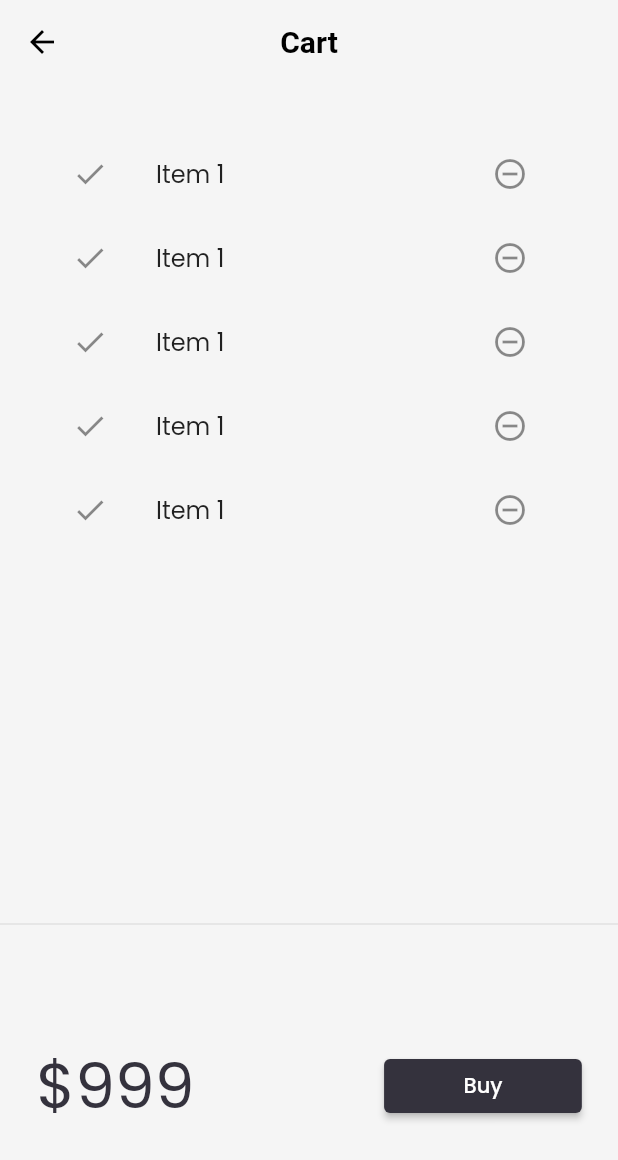
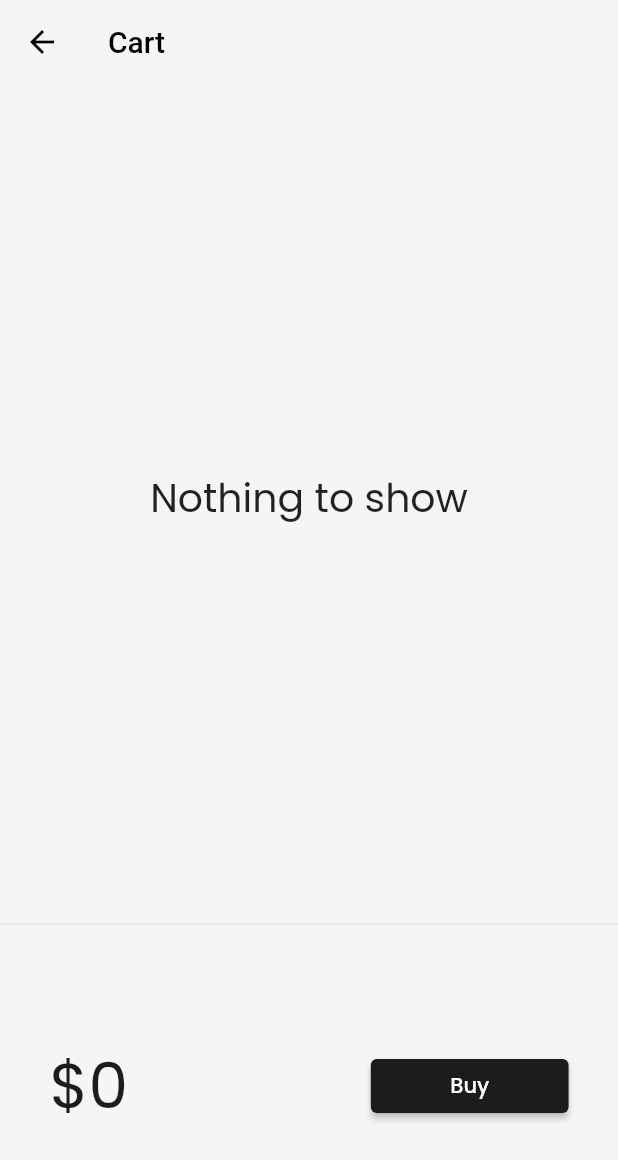
Before and after one commit to xanyl/flutter_category_app, a Flutter app: the CartPage screen opened by its route, on a phone screen of 412 x 824 dp. Shown: the top 1160 px of the screen. Run offline on Flutter 3.47's test engine with Material 2 defaults, Android fonts, the phone set to English and light mode, and no system bars; drawn by our look-alikes of velocity_x; our stand-ins replace google_fonts; missing offline and left inert: dart:ffi; network calls fail.

Commit message:
Day 15 completed

```diff
--- /dev/null
+++ b/lib/core/store.dart
@@ -0,0 +1,14 @@
+import 'package:velocity_x/velocity_x.dart';
+import 'package:flutter_application_1/models/cart.dart';
+import 'package:flutter_application_1/models/catalog.dart';
+
+class MyStore extends VxStore {
+  late CatalogModel catalog;
+  late CartModel cart;
+
+  MyStore() {
+    catalog = CatalogModel();
+    cart = CartModel();
+    cart.catalog = catalog;
+  }
+}
--- a/lib/models/cart.dart
+++ b/lib/models/cart.dart
@@ -1,6 +1,6 @@
-import 'package:flutter/cupertino.dart';
+import 'package:flutter_application_1/core/store.dart';
 import 'package:flutter_application_1/models/catalog.dart';
-import 'package:flutter_application_1/widgets/home_widgets/catalog_header.dart';
+import 'package:velocity_x/velocity_x.dart';
 
 class CartModel {
   late CatalogModel _catalog;
@@ -22,13 +22,23 @@ class CartModel {
   num get totalPrice =>
       items.fold(0, (total, current) => total + current.price);
 
-  //Add Item
-  void add(Item item) {
-    _itemIds.add(item.id);
-  }
+}
 
-  //remove Item
-  void remove(Item item) {
-    _itemIds.remove(item.id);
+class AddMutation extends VxMutation<MyStore> {
+  final Item item;
+
+  AddMutation(this.item);
+  @override
+  perform() {
+    store?.cart._itemIds.add(item.id);
   }
 }
+class RemoveMutation extends VxMutation<MyStore> {
+  final Item item;
+
+  RemoveMutation(this.item);
+  @override
+  perform() {
+    store?.cart._itemIds.remove(item.id);
+  }
+}
--- a/lib/models/catalog.dart
+++ b/lib/models/catalog.dart
@@ -1,18 +1,20 @@
-import 'dart:convert';
+// ignore_for_file: null_closures
 
 class CatalogModel {
-  static List<Item> items = [];
+ static List<Item> items = [];
 
   //get Items by ID
- Item getById(id) =>
-      items.firstWhere((element) => element.id = id, orElse: null);
+  Item getById(int id) =>
+      items.firstWhere((element) => element.id == id, orElse:null);
 
   //Get item by position
- Item getByPosition(int pos) => items[pos];
+  Item getByPosition(int pos) => items[pos];
+
+
 }
 
 class Item {
-  int id;
+  late final int id;
   final String name;
   final String desc;
   final num price;
@@ -20,7 +22,8 @@ class Item {
   final String image;
 
   Item(
-      {required this.id,
+      {
+      required this.id,
       required this.name,
       required this.desc,
       required this.price,
@@ -34,6 +37,8 @@ class Item {
       price: map["price"],
       color: map["color"],
       image: map["image"]);
+
+  get text => null;
   toMap() => {
         "id": id,
         "name": name,
--- a/lib/pages/cart_page.dart
+++ b/lib/pages/cart_page.dart
@@ -1,5 +1,6 @@
 import 'package:flutter/material.dart';
-import 'package:flutter_application_1/widgets/themes.dart';
+import 'package:flutter_application_1/core/store.dart';
+import 'package:flutter_application_1/models/cart.dart';
 import 'package:velocity_x/velocity_x.dart';
 
 class CartPage extends StatelessWidget {
@@ -9,11 +10,15 @@ class CartPage extends StatelessWidget {
       backgroundColor: context.canvasColor,
       appBar: AppBar(
         backgroundColor: Colors.transparent,
-        centerTitle: true,
-        title: "Cart".text.bold.make(),
+        title: "Cart".text.make(),
       ),
       body: Column(
-          children: [_CartList().p32().expand(), Divider(), _CartTotal()]),
+        children: [
+          _CartList().p32().expand(),
+          Divider(),
+          _CartTotal(),
+        ],
+      ),
     );
   }
 }
@@ -21,46 +26,59 @@ class CartPage extends StatelessWidget {
 class _CartTotal extends StatelessWidget {
   @override
   Widget build(BuildContext context) {
+    final CartModel _cart = (VxState.store as MyStore).cart;
     return SizedBox(
       height: 200,
       child: Row(
         mainAxisAlignment: MainAxisAlignment.spaceAround,
         children: [
-          "\$999".text.xl5.color(context.theme.accentColor).make(),
+         VxBuilder<MyStore>(
+            mutations: {RemoveMutation},
+            builder: (ctx, store, status) {
+              return "\$${_cart.totalPrice}"
+                  .text
+                  .xl5
+                  .color(context.theme.accentColor)
+                  .make();
+            },
+          ),
           30.widthBox,
           ElevatedButton(
             onPressed: () {
               ScaffoldMessenger.of(context).showSnackBar(SnackBar(
-                        content: "Buying not supported yet.".text.make()));
+                content: "Buying not supported yet.".text.make(),
+              ));
             },
             style: ButtonStyle(
                 backgroundColor:
                     MaterialStateProperty.all(context.theme.buttonColor)),
-                  child: "Buy".text.white.make())
-              .w32(context)
+            child: "Buy".text.white.make(),
+          ).w32(context)
         ],
       ),
     );
   }
 }
 
-class _CartList extends StatefulWidget {
-  @override
-  State<_CartList> createState() => _CartListState();
-}
-
-class _CartListState extends State<_CartList> {
+class _CartList extends StatelessWidget {
   @override
   Widget build(BuildContext context) {
-    return ListView.builder(
-      itemCount: 5,
+    VxState.watch(context, on: [RemoveMutation]);
+    final CartModel _cart = (VxState.store as MyStore).cart;
+    return _cart.items.isEmpty
+        ? "Nothing to show".text.xl3.makeCentered()
+        : ListView.builder(
+            itemCount: _cart.items.length,
             itemBuilder: (context, index) => ListTile(
               leading: Icon(Icons.done),
               trailing: IconButton(
-          icon: Icon(Icons.remove_circle_outline),
-          onPressed: () {},
+                icon: Icon(Icons.remove_circle_outline_outlined),
+                onPressed: () {
+                  RemoveMutation(_cart.items[index]);
+                  // setState(() {});
+                },
               ),
-        title: "Item 1".text.make(),
+              title: _cart.items[index].name.text.make(),
             ),
           );
   }
--- a/lib/pages/home_page.dart
+++ b/lib/pages/home_page.dart
@@ -1,14 +1,10 @@
-import 'dart:ffi';
-
 import 'package:flutter/cupertino.dart';
 import 'package:flutter/material.dart';
 import 'package:flutter/services.dart';
 import 'package:flutter_application_1/utils/routes.dart';
-import 'package:flutter_application_1/widgets/themes.dart';
 import '../models/catalog.dart';
 import '../widgets/home_widgets/catalog_header.dart';
 import '../widgets/home_widgets/catalog_list.dart';
-import '../widgets/themes.dart';
 import 'dart:convert';
 import 'package:velocity_x/velocity_x.dart';
 
@@ -42,7 +38,7 @@ class _HomePageState extends State<HomePage> {
   @override
   Widget build(BuildContext context) {
     return Scaffold(
-      backgroundColor: context.cardColor,
+      backgroundColor: context.canvasColor,
       floatingActionButton: FloatingActionButton(
         onPressed: () => Navigator.pushNamed(context, MyRoutes.cartRoute),
         backgroundColor: context.theme.buttonColor,
--- a/lib/widgets/themes.dart
+++ b/lib/widgets/themes.dart
@@ -51,7 +51,7 @@ class MyTheme {
   //colors
 
   static Color creamColor = Color(0xfff5f5f5);
-  static Color darkcreamColor = Color.fromARGB(255, 77, 75, 75);
-  static Color darkBluishColor = Color.fromARGB(255, 52, 50, 61);
-  static Color lightBluishColor = Color.fromARGB(255, 174, 99, 223);
+  static Color darkcreamColor = Color.fromARGB(255, 41, 39, 39);
+  static Color darkBluishColor = Color.fromARGB(255, 28, 28, 29);
+  static Color lightBluishColor = Color.fromARGB(255, 132, 60, 180);
 }
```
Also changed, not shown: lib/main.dart (+6 -1 lines), lib/pages/home_detail_page.dart (+2 -7 lines), lib/widgets/home_widgets/add_to_cart.dart (added, +33 -0 lines), lib/widgets/home_widgets/catalog_list.dart (+3 -7 lines). Lines whose indentation alone changed are shown as unchanged.
